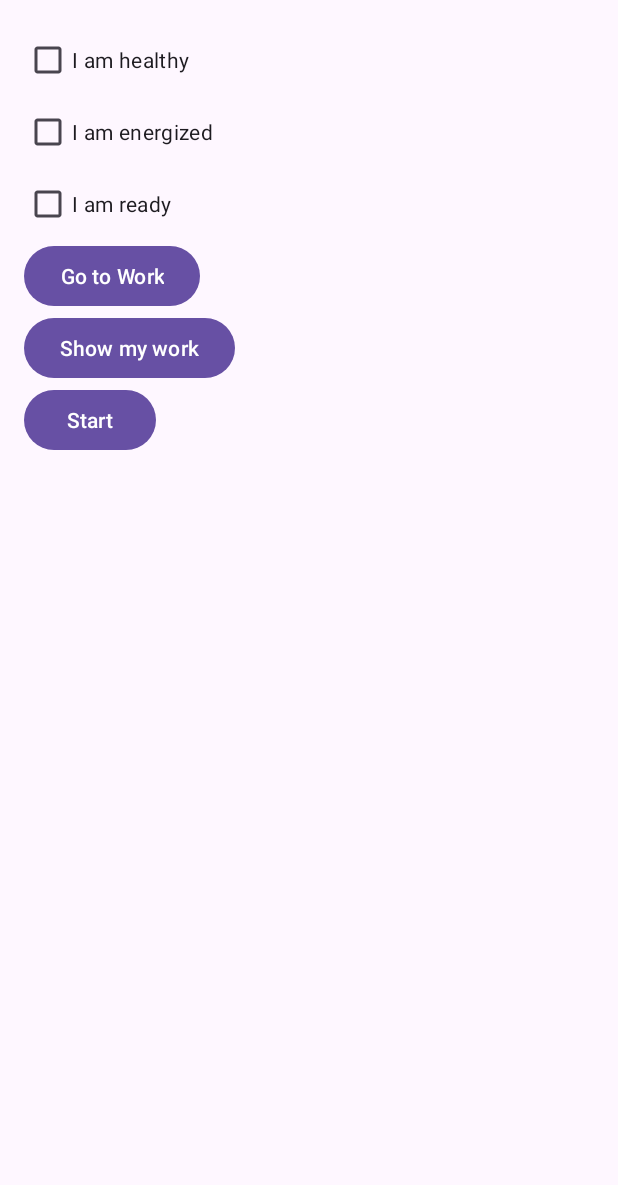
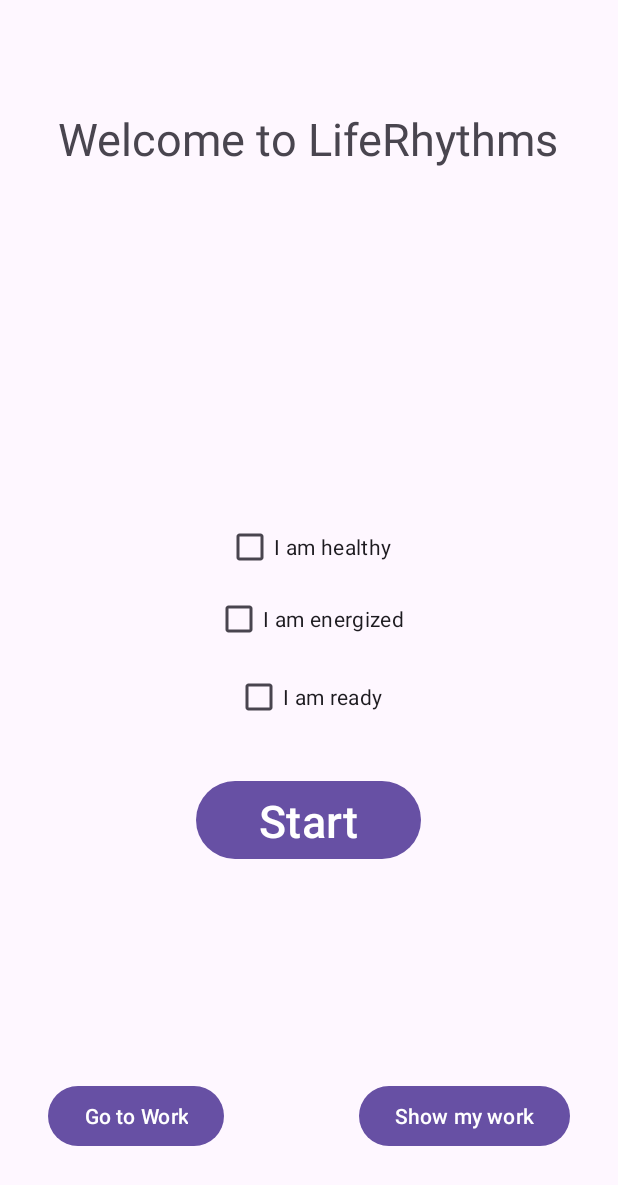
Before and after one commit to xuchenzhe531/Startup_LifeRhythms, an Android app: the screen it shows after launch (MainActivity), on a phone screen of 412 x 824 dp. Shown: the top 1185 px of the screen. Run offline under Robolectric (Android 15) with nearby library versions, the phone set to English and light mode, and no system bars.

```diff
--- a/app/src/main/res/layout/activity_main.xml
+++ b/app/src/main/res/layout/activity_main.xml
@@ -1,45 +1,83 @@
 <?xml version="1.0" encoding="utf-8"?>
-<LinearLayout
-    xmlns:android="http://schemas.android.com/apk/res/android"
-    android:orientation="vertical"
+<androidx.constraintlayout.widget.ConstraintLayout xmlns:android="http://schemas.android.com/apk/res/android"
+    xmlns:app="http://schemas.android.com/apk/res-auto"
     android:layout_width="match_parent"
     android:layout_height="match_parent"
     android:padding="16dp">
+
+    <TextView
+        android:id="@+id/textViewTitle"
+        android:layout_width="wrap_content"
+        android:layout_height="wrap_content"
+        android:layout_marginTop="56dp"
+        android:text="Welcome to LifeRhythms"
+        android:textSize="30sp"
+        app:layout_constraintHorizontal_bias="0.493"
+        app:layout_constraintLeft_toLeftOf="parent"
+        app:layout_constraintRight_toRightOf="parent"
+        app:layout_constraintTop_toTopOf="parent" />
 
     <CheckBox
         android:id="@+id/checkBoxHealthy"
         android:layout_width="wrap_content"
         android:layout_height="wrap_content"
-        android:text="I am healthy"/>
+        android:layout_marginTop="228dp"
+        android:text="I am healthy"
+        app:layout_constraintEnd_toEndOf="parent"
+        app:layout_constraintLeft_toLeftOf="parent"
+        app:layout_constraintRight_toRightOf="parent"
+        app:layout_constraintStart_toStartOf="parent"
+        app:layout_constraintTop_toBottomOf="@id/textViewTitle" />
 
     <CheckBox
         android:id="@+id/checkBoxEnergized"
         android:layout_width="wrap_content"
         android:layout_height="wrap_content"
-        android:text="I am energized"/>
+        android:text="I am energized"
+        app:layout_constraintLeft_toLeftOf="parent"
+        app:layout_constraintRight_toRightOf="parent"
+        app:layout_constraintTop_toBottomOf="@id/checkBoxHealthy" />
 
     <CheckBox
         android:id="@+id/checkBoxReady"
         android:layout_width="wrap_content"
         android:layout_height="wrap_content"
-        android:text="I am ready"/>
+        android:layout_marginTop="4dp"
+        android:text="I am ready"
+        app:layout_constraintLeft_toLeftOf="parent"
+        app:layout_constraintRight_toRightOf="parent"
+        app:layout_constraintTop_toBottomOf="@id/checkBoxEnergized" />
+
+    <Button
+        android:id="@+id/buttonStart"
+        android:layout_width="150dp"
+        android:layout_height="60dp"
+        android:layout_marginTop="28dp"
+        android:text="Start"
+        android:textSize="30dp"
+        app:layout_constraintHorizontal_bias="0.498"
+        app:layout_constraintLeft_toLeftOf="parent"
+        app:layout_constraintRight_toRightOf="parent"
+        app:layout_constraintTop_toBottomOf="@id/checkBoxReady" />
 
     <Button
         android:id="@+id/buttonGoToWork"
         android:layout_width="wrap_content"
         android:layout_height="wrap_content"
-        android:text="Go to Work"/>
+        android:layout_marginLeft="16dp"
+        android:layout_marginBottom="40dp"
+        android:text="Go to Work"
+        app:layout_constraintBottom_toBottomOf="parent"
+        app:layout_constraintLeft_toLeftOf="parent" />
 
     <Button
         android:id="@+id/buttonShowMyWork"
         android:layout_width="wrap_content"
         android:layout_height="wrap_content"
-        android:text="Show my work"/>
+        android:layout_marginRight="16dp"
+        android:layout_marginBottom="40dp"
+        android:text="Show my work"
+        app:layout_constraintBottom_toBottomOf="parent"
+        app:layout_constraintRight_toRightOf="parent" />
 
-    <Button
-        android:id="@+id/buttonStart"
-        android:layout_width="wrap_content"
-        android:layout_height="wrap_content"
-        android:text="Start"/>
-
-</LinearLayout>
+</androidx.constraintlayout.widget.ConstraintLayout>
```
